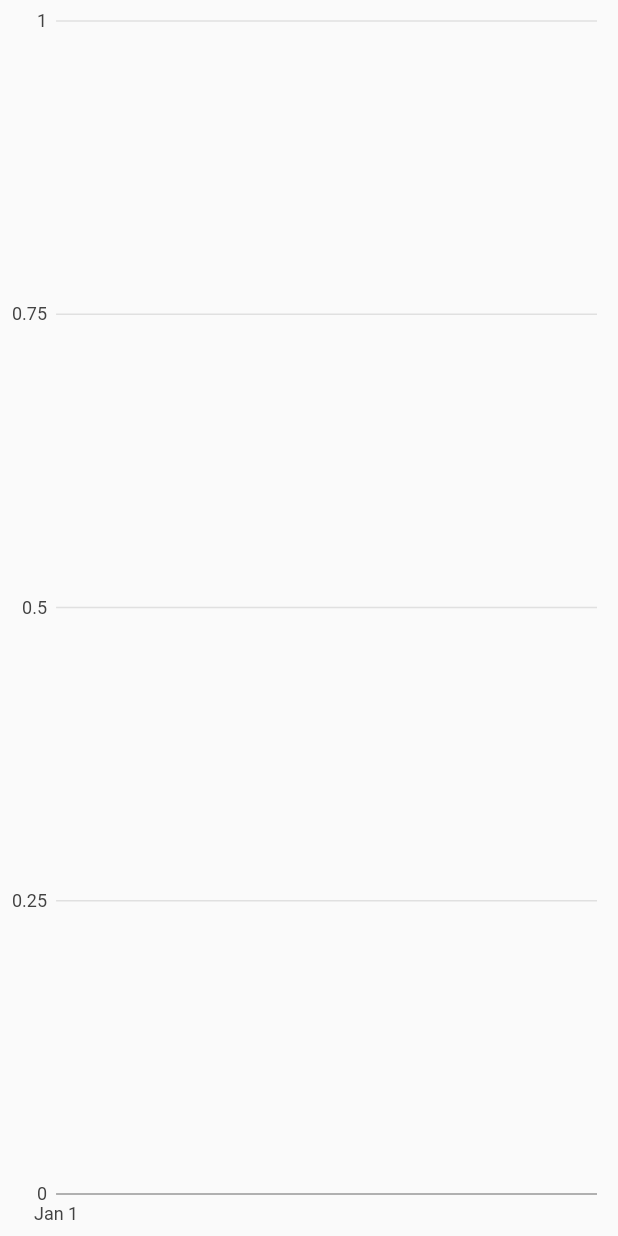
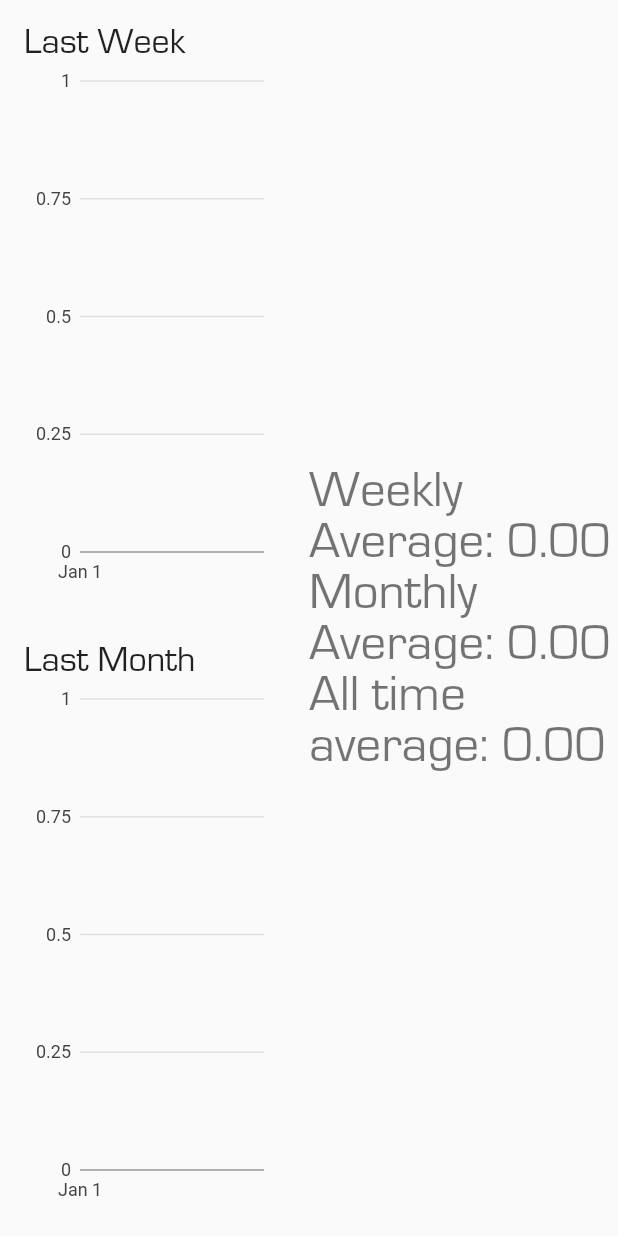
Before and after one commit to contrasting/StayFocused, a Flutter app: the Stats screen opened directly, on a phone screen of 412 x 824 dp. Run offline on Flutter 3.47's test engine with Material 2 defaults, Android fonts, the light colour scheme and no system bars; our stand-ins replace charts_flutter, csv, shared_preferences; accounts and stored records are empty.

Commit message:
add more stats

```diff
--- a/lib/stats.dart
+++ b/lib/stats.dart
@@ -1,3 +1,5 @@
+import 'dart:math';
+
 import 'package:flutter/material.dart';
 import 'package:charts_flutter/flutter.dart';
 
@@ -10,9 +12,98 @@ class Stats extends StatelessWidget {
   @override
   Widget build(BuildContext context) {
     return Scaffold(
-      body: PastWeek(),
+      body: Row(
+        children: [
+          Flexible(
+            flex: 1,
+            fit: FlexFit.tight,
+            child: Column(
+              children: [
+                Expanded(child: PastWeek()),
+                Expanded(child: PastMonth()),
+              ],
+            ),
+          ),
+          Flexible(
+            flex: 1,
+            fit: FlexFit.tight,
+            child: Column(
+              mainAxisAlignment: MainAxisAlignment.center,
+              crossAxisAlignment: CrossAxisAlignment.end,
+              children: [
+                Text(
+                  'Weekly Average: ${_getAverage(7).toStringAsFixed(2)}',
+                  style: Theme.of(context).textTheme.headline4,
+                ),
+                Text(
+                  'Monthly Average: ${_getAverage(30).toStringAsFixed(2)}',
+                  style: Theme.of(context).textTheme.headline4,
+                ),
+                Text(
+                  'All time average: ${_getAverage().toStringAsFixed(2)}',
+                  style: Theme.of(context).textTheme.headline4,
+                ),
+              ],
+            ),
+          ),
+        ],
+      ),
     );
   }
+}
+
+class ChartContainer extends StatelessWidget {
+  final String title;
+  final Widget chart;
+
+  const ChartContainer({Key? key, required this.title, required this.chart})
+      : super(key: key);
+
+  @override
+  Widget build(BuildContext context) {
+    return Padding(
+      padding: const EdgeInsets.all(16.0),
+      child: Column(
+        crossAxisAlignment: CrossAxisAlignment.start,
+        children: [
+          Text(
+            title,
+            style: Theme.of(context).textTheme.headline5,
+          ),
+          Expanded(child: chart),
+        ],
+      ),
+    );
+  }
+}
+
+List<Series<FocusDay, DateTime>> _buildSeries(int days) {
+  final allTime = getParsed();
+  if (allTime.isEmpty) return [];
+  final truncated = allTime.getRange(max(0, allTime.length - days), allTime.length);
+
+  return [
+    Series<FocusDay, DateTime>(
+      id: 'FocusDays',
+      colorFn: (_, __) => Color(r: deusEx.red, g: deusEx.green, b: deusEx.blue),
+      domainFn: (FocusDay day, _) => day.date,
+      measureFn: (FocusDay day, _) =>
+          Duration(milliseconds: day.focusedTimeMillis).inSeconds / 3600,
+      data: truncated.toList(),
+    )
+  ];
+}
+
+double _getAverage([int? days]) {
+  final allTime = getParsed();
+  if (allTime.isEmpty) return 0.0;
+  if (days == null) days = allTime.length;
+  final truncated = allTime.getRange(max(0, allTime.length - days), allTime.length);
+  final totalMillis = truncated
+      .map<int>((day) => day.focusedTimeMillis)
+      .reduce((value, element) => value + element);
+  final totalHours = Duration(milliseconds: totalMillis).inSeconds / 3600;
+  return totalHours / days;
 }
 
 class PastWeek extends StatelessWidget {
@@ -20,22 +111,25 @@ class PastWeek extends StatelessWidget {
 
   @override
   Widget build(BuildContext context) {
-    return TimeSeriesChart(
-      _buildLastWeek(),
+    return ChartContainer(
+      title: 'Last Week',
+      chart: TimeSeriesChart(
+        _buildSeries(7),
+      ),
     );
   }
+}
 
-  List<Series<FocusDay, DateTime>> _buildLastWeek() {
-    final data = getParsed();
+class PastMonth extends StatelessWidget {
+  const PastMonth({Key? key}) : super(key: key);
 
-    return [
-      Series<FocusDay, DateTime>(
-        id: 'FocusDays',
-        colorFn: (_, __) => Color(r: deusEx.red, g: deusEx.green, b: deusEx.blue),
-        domainFn: (FocusDay day, _) => day.date,
-        measureFn: (FocusDay day, _) => Duration(milliseconds: day.focusedTimeMillis).inSeconds / 3600,
-        data: data,
-      )
-    ];
+  @override
+  Widget build(BuildContext context) {
+    return ChartContainer(
+      title: 'Last Month',
+      chart: TimeSeriesChart(
+        _buildSeries(30),
+      ),
+    );
   }
 }
```
